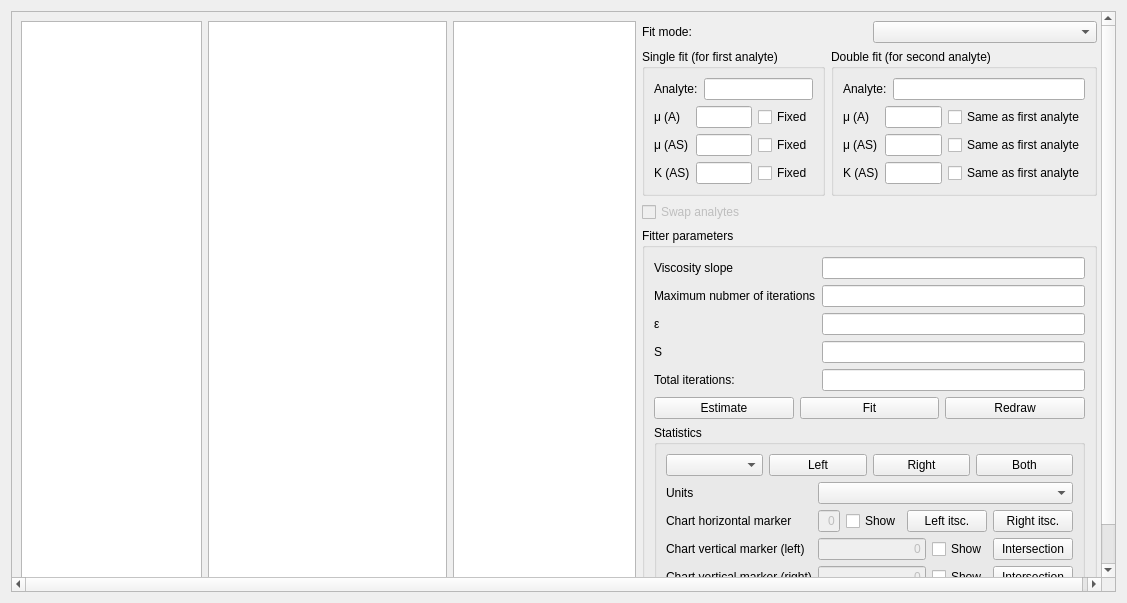
First picture: the form in src/gui/hyperbolefitwidget.ui, repository echmet/CEval, before the edit.
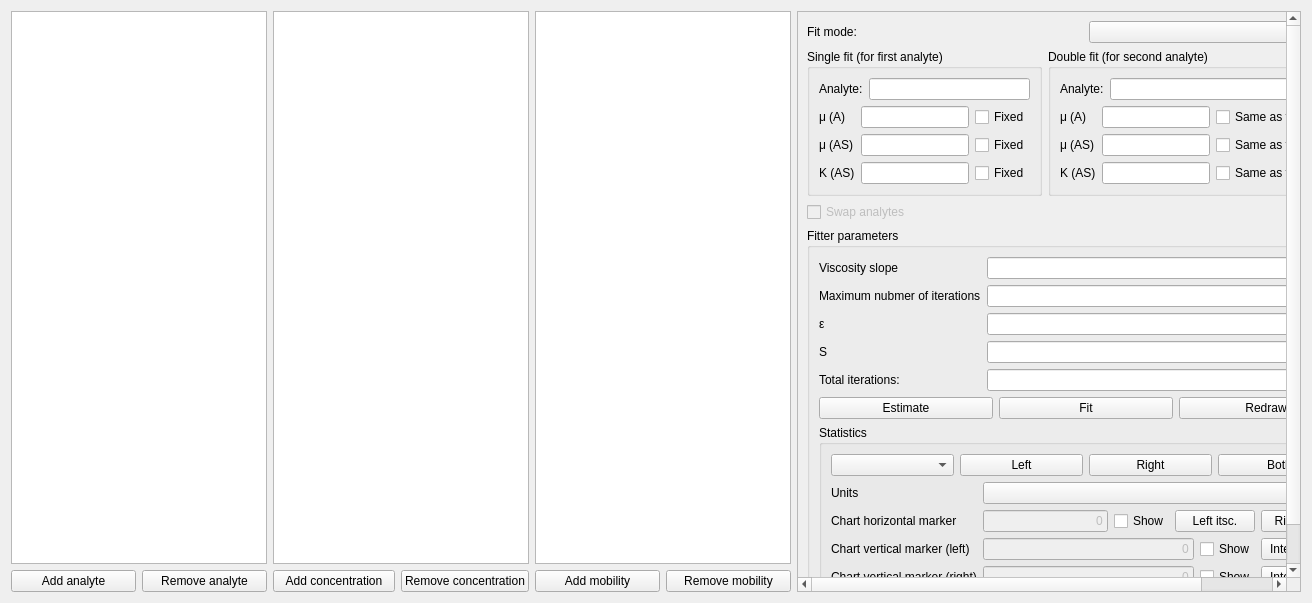
Second picture: the form after the edit. Custom widgets are drawn as their Qt base class.

Commit message: Move the listviews in HyperboleFitWidget out of the scrollarea

What changed in the file:
```diff
--- a/src/gui/hyperbolefitwidget.ui
+++ b/src/gui/hyperbolefitwidget.ui
@@ -15,24 +15,15 @@
   </property>
   <layout class="QHBoxLayout" name="horizontalLayout">
    <item>
-    <widget class="QScrollArea" name="scrollArea">
-     <property name="widgetResizable">
-      <bool>true</bool>
-     </property>
-     <widget class="QWidget" name="scrollAreaWidgetContents">
-      <property name="geometry">
-       <rect>
-        <x>0</x>
-        <y>0</y>
-        <width>1090</width>
-        <height>591</height>
-       </rect>
-      </property>
-      <layout class="QHBoxLayout" name="horizontalLayout_8">
-       <item>
         <layout class="QVBoxLayout" name="verticalLayout">
          <item>
           <widget class="QListView" name="qlv_analytes">
+       <property name="sizePolicy">
+        <sizepolicy hsizetype="Minimum" vsizetype="Expanding">
+         <horstretch>0</horstretch>
+         <verstretch>0</verstretch>
+        </sizepolicy>
+       </property>
            <property name="editTriggers">
             <set>QAbstractItemView::NoEditTriggers</set>
            </property>
@@ -65,9 +56,15 @@
         </layout>
        </item>
        <item>
-        <layout class="QVBoxLayout" name="verticalLayout_2">
+    <layout class="QVBoxLayout" name="verticalLayout_10">
          <item>
           <widget class="QListView" name="qlv_concentrations">
+       <property name="sizePolicy">
+        <sizepolicy hsizetype="Minimum" vsizetype="Expanding">
+         <horstretch>0</horstretch>
+         <verstretch>0</verstretch>
+        </sizepolicy>
+       </property>
            <property name="editTriggers">
             <set>QAbstractItemView::NoEditTriggers</set>
            </property>
@@ -100,6 +97,12 @@
         <layout class="QVBoxLayout" name="verticalLayout_3">
          <item>
           <widget class="QListView" name="qlv_mobilities">
+       <property name="sizePolicy">
+        <sizepolicy hsizetype="Minimum" vsizetype="Expanding">
+         <horstretch>0</horstretch>
+         <verstretch>0</verstretch>
+        </sizepolicy>
+       </property>
            <property name="editTriggers">
             <set>QAbstractItemView::NoEditTriggers</set>
            </property>
@@ -129,6 +132,33 @@
         </layout>
        </item>
        <item>
+    <widget class="QScrollArea" name="scrollArea">
+     <property name="sizePolicy">
+      <sizepolicy hsizetype="MinimumExpanding" vsizetype="Expanding">
+       <horstretch>0</horstretch>
+       <verstretch>0</verstretch>
+      </sizepolicy>
+     </property>
+     <property name="widgetResizable">
+      <bool>true</bool>
+     </property>
+     <widget class="QWidget" name="scrollAreaWidgetContents">
+      <property name="geometry">
+       <rect>
+        <x>0</x>
+        <y>-237</y>
+        <width>640</width>
+        <height>804</height>
+       </rect>
+      </property>
+      <property name="sizePolicy">
+       <sizepolicy hsizetype="MinimumExpanding" vsizetype="Preferred">
+        <horstretch>0</horstretch>
+        <verstretch>0</verstretch>
+       </sizepolicy>
+      </property>
+      <layout class="QHBoxLayout" name="horizontalLayout_8">
+       <item>
         <layout class="QVBoxLayout" name="verticalLayout_5">
          <item>
           <layout class="QHBoxLayout" name="horizontalLayout_7">
```
Left out of the diff: 3 changed lines with no effect on the pictures. Lines whose indentation alone changed are shown as unchanged.
